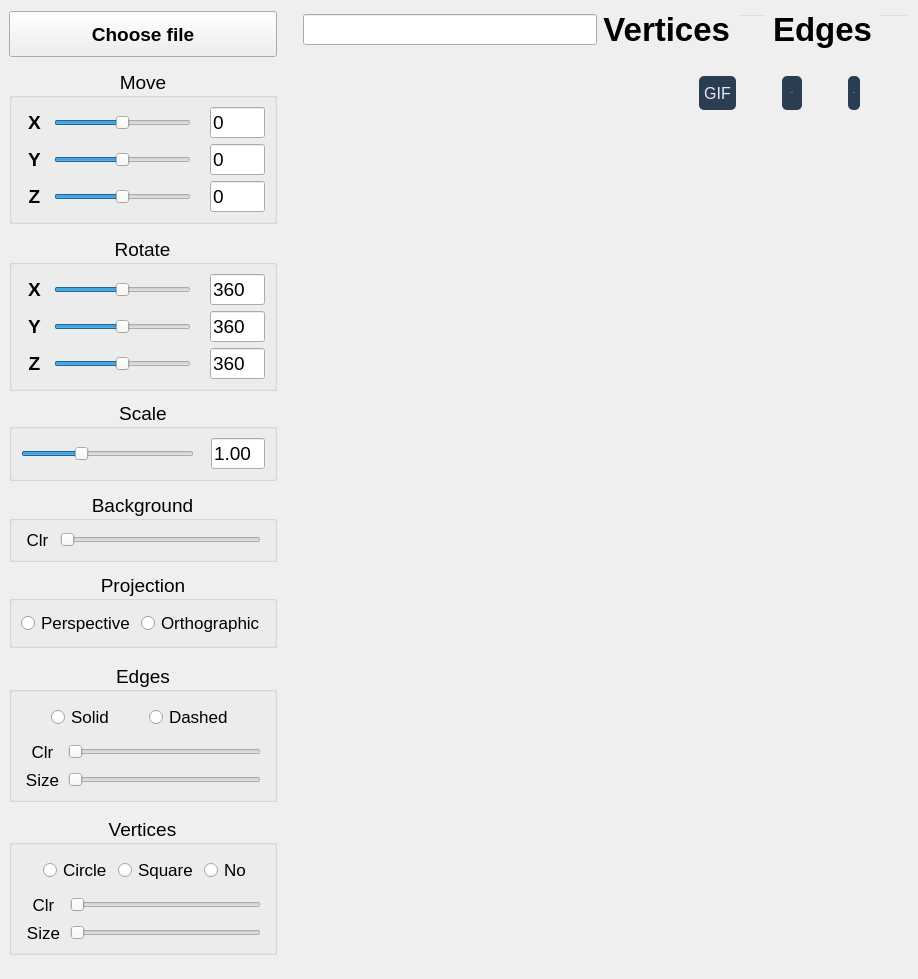
Above: src/viewer/mainwindow.ui from GrusnyDance/3dViewer before the change. Below: the same form after it.
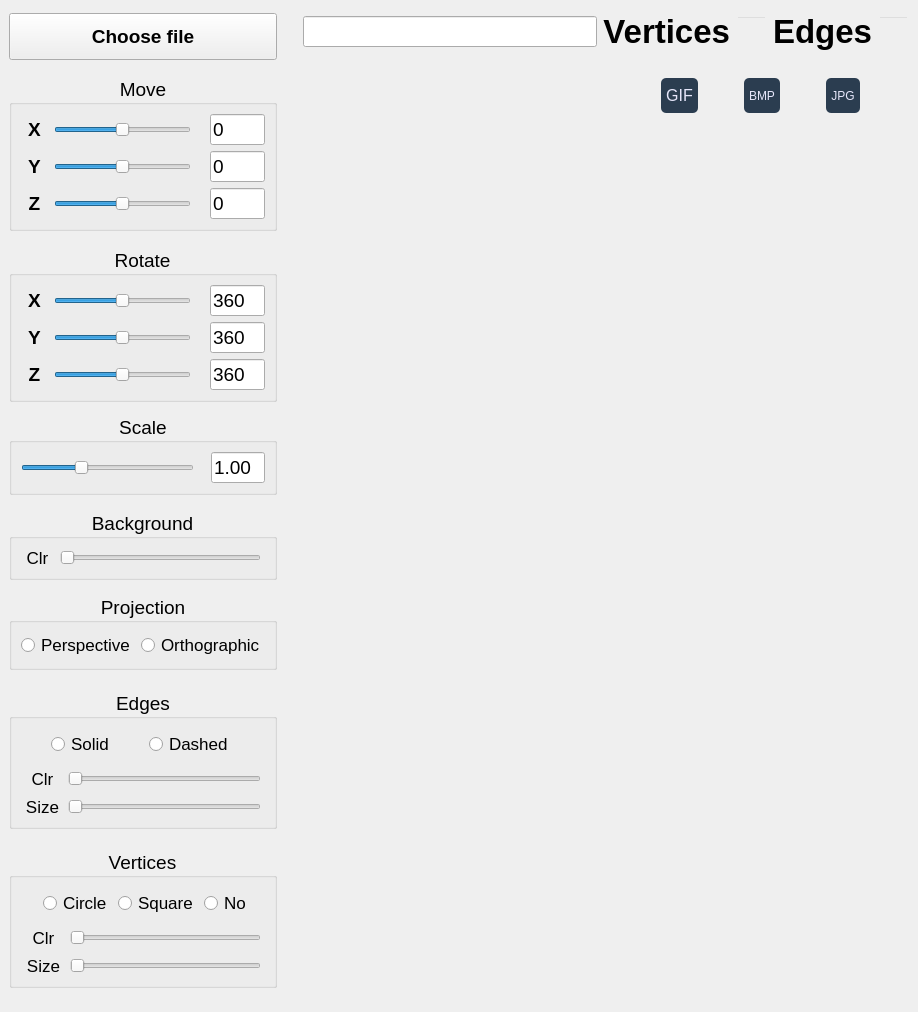
That is the form after the change.

Patch:
```diff
--- a/src/viewer/mainwindow.ui
+++ b/src/viewer/mainwindow.ui
@@ -7,7 +7,7 @@
     <x>0</x>
     <y>0</y>
     <width>918</width>
-    <height>979</height>
+    <height>1012</height>
    </rect>
   </property>
   <property name="windowTitle">
@@ -562,7 +562,6 @@
            <property name="font">
             <font>
              <family>Arial</family>
-             <pointsize>-1</pointsize>
             </font>
            </property>
            <property name="styleSheet">
@@ -604,7 +603,6 @@
            <property name="font">
             <font>
              <family>Arial</family>
-             <pointsize>-1</pointsize>
             </font>
            </property>
            <property name="mouseTracking">
@@ -1244,7 +1242,7 @@
           <number>1</number>
          </property>
          <property name="maximum">
-          <number>1224</number>
+          <number>1092</number>
          </property>
          <property name="singleStep">
           <number>1</number>
```
